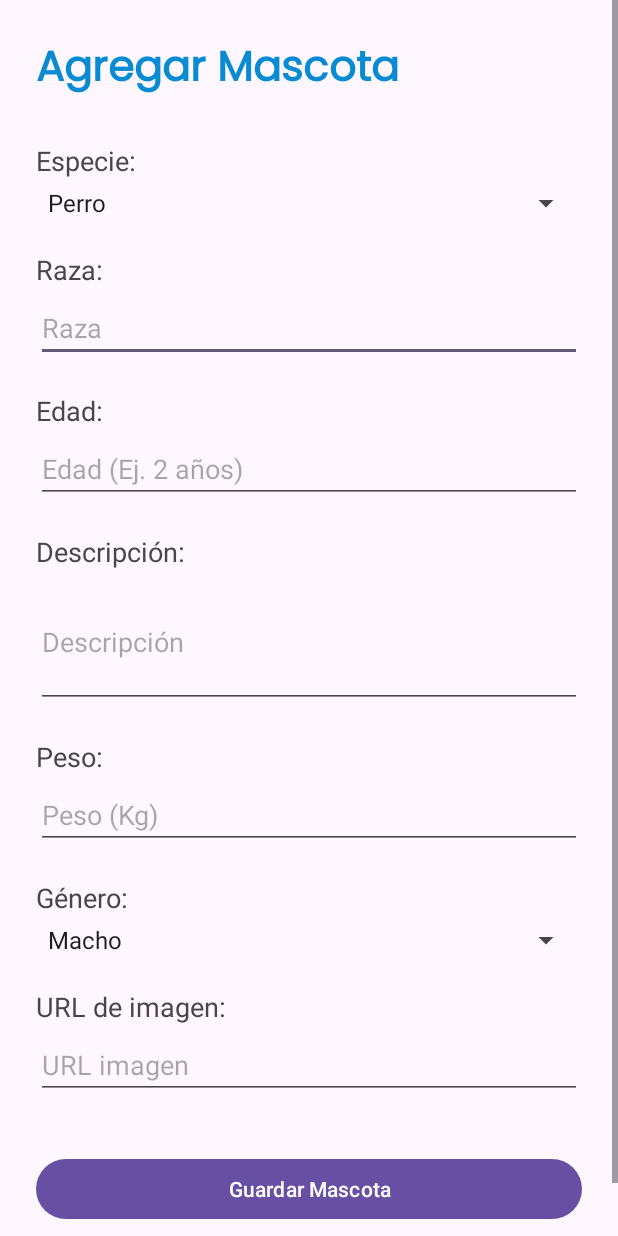
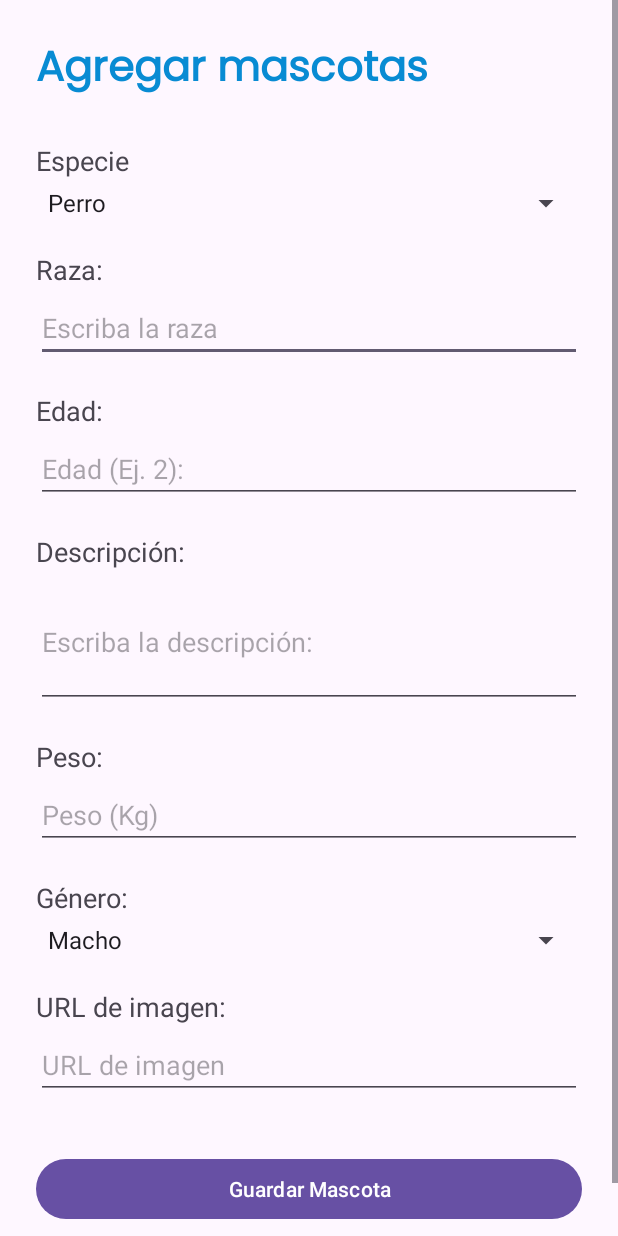
Before and after one commit to ChristopherVelez/ProyectoAdopcion, an Android app: the AddMascotaActivity screen opened directly, with no data from a screen before it, on a phone screen of 412 x 824 dp. Run offline under Robolectric (Android 15) with nearby library versions, the phone set to English and light mode, and no system bars.

Commit message:
String agregados

```diff
--- a/app/src/main/java/com/example/proyectoadopcion/MainActivity.kt
+++ b/app/src/main/java/com/example/proyectoadopcion/MainActivity.kt
@@ -42,7 +42,6 @@ class MainActivity : AppCompatActivity() {
 
 
 
-
         ViewCompat.setOnApplyWindowInsetsListener(findViewById(R.id.main)) { v, insets ->
             val systemBars = insets.getInsets(WindowInsetsCompat.Type.systemBars())
             v.setPadding(systemBars.left, systemBars.top, systemBars.right, systemBars.bottom)
--- a/app/src/main/res/layout/activity_add_mascota.xml
+++ b/app/src/main/res/layout/activity_add_mascota.xml
@@ -19,7 +19,7 @@
             android:layout_width="match_parent"
             android:layout_height="wrap_content"
             android:fontFamily="@font/poppins"
-            android:text="Agregar Mascota"
+            android:text="@string/addmascota"
             android:textColor="@color/ug"
             android:textSize="28sp"
             android:textStyle="bold"
@@ -28,7 +28,7 @@
         <TextView
             android:layout_width="wrap_content"
             android:layout_height="wrap_content"
-            android:text="Especie:"
+            android:text="@string/especie"
             android:textSize="18sp"
             android:layout_marginBottom="4dp" />
 
@@ -41,7 +41,7 @@
         <TextView
             android:layout_width="wrap_content"
             android:layout_height="wrap_content"
-            android:text="Raza:"
+            android:text="@string/raza_label"
             android:textSize="18sp"
             android:layout_marginBottom="4dp" />
 
@@ -49,14 +49,14 @@
             android:id="@+id/etRaza"
             android:layout_width="match_parent"
             android:layout_height="wrap_content"
-            android:hint="Raza"
+            android:hint="@string/raza_hin"
             android:inputType="text"
             android:layout_marginBottom="20dp" />
 
         <TextView
             android:layout_width="wrap_content"
             android:layout_height="wrap_content"
-            android:text="Edad:"
+            android:text="@string/edad_label"
             android:textSize="18sp"
             android:layout_marginBottom="4dp" />
 
@@ -64,14 +64,14 @@
             android:id="@+id/etEdad"
             android:layout_width="match_parent"
             android:layout_height="wrap_content"
-            android:hint="Edad (Ej. 2 años)"
+            android:hint="@string/edad_hin"
             android:inputType="text"
             android:layout_marginBottom="20dp" />
 
         <TextView
             android:layout_width="wrap_content"
             android:layout_height="wrap_content"
-            android:text="Descripción:"
+            android:text="@string/descripcion_label"
             android:textSize="18sp"
             android:layout_marginBottom="4dp" />
 
@@ -79,7 +79,7 @@
             android:id="@+id/etDescripcion"
             android:layout_width="match_parent"
             android:layout_height="wrap_content"
-            android:hint="Descripción"
+            android:hint="@string/descripcion_hin"
             android:inputType="textMultiLine"
             android:minLines="3"
             android:maxLines="5"
@@ -88,7 +88,7 @@
         <TextView
             android:layout_width="wrap_content"
             android:layout_height="wrap_content"
-            android:text="Peso:"
+            android:text="@string/peso_label"
             android:textSize="18sp"
             android:layout_marginBottom="4dp" />
 
@@ -96,14 +96,14 @@
             android:id="@+id/etPeso"
             android:layout_width="match_parent"
             android:layout_height="wrap_content"
-            android:hint="Peso (Kg)"
+            android:hint="@string/peso_hin"
             android:inputType="numberDecimal"
             android:layout_marginBottom="20dp" />
 
         <TextView
             android:layout_width="wrap_content"
             android:layout_height="wrap_content"
-            android:text="Género:"
+            android:text="@string/genero_label"
             android:textSize="18sp"
             android:layout_marginBottom="4dp" />
 
@@ -116,7 +116,7 @@
         <TextView
             android:layout_width="wrap_content"
             android:layout_height="wrap_content"
-            android:text="URL de imagen:"
+            android:text="@string/url_label"
             android:textSize="18sp"
             android:layout_marginBottom="4dp" />
 
@@ -124,14 +124,14 @@
             android:id="@+id/etUrlImg"
             android:layout_width="match_parent"
             android:layout_height="wrap_content"
-            android:hint="URL imagen"
+            android:hint="@string/url_hin"
             android:inputType="textUri"
             android:layout_marginBottom="20dp" />
         <Button
             android:id="@+id/btnGuardar"
             android:layout_width="match_parent"
             android:layout_height="wrap_content"
-            android:text="Guardar Mascota"
+            android:text="@string/save_mascota"
             android:layout_marginTop="16dp"
             android:layout_marginBottom="20dp" />
 
--- a/app/src/main/res/layout/activity_inicio.xml
+++ b/app/src/main/res/layout/activity_inicio.xml
@@ -15,7 +15,7 @@
         android:layout_marginStart="18dp"
         android:layout_marginTop="18dp"
         android:fontFamily="@font/poppins"
-        android:text="Mascotas"
+        android:text="@string/mascotas"
         android:textSize="24sp"
         android:textColor="@color/ug"
         app:layout_constraintStart_toStartOf="parent"
--- a/app/src/main/res/values/strings.xml
+++ b/app/src/main/res/values/strings.xml
@@ -1,3 +1,38 @@
 <resources>
     <string name="app_name">ProyectoAdopcion</string>
+    <string name="mascotas">Mascotas</string>
+    <string name="addmascota">Agregar mascotas</string>
+    <string name="especie">Especie</string>
+    <string name="raza_label">Raza:</string>
+    <string name="raza_hin">Escriba la raza</string>
+
+    <string name="edad_label">Edad:</string>
+    <string name="edad_hin">Edad (Ej. 2):</string>
+    <string name="descripcion_label">Descripción:</string>
+    <string name="descripcion_hin">Escriba la descripción:</string>
+    <string name="peso_label">Peso:</string>
+    <string name="peso_hin">Peso (Kg)</string>
+    <string name="genero_label">Género:</string>
+    <string name="url_label">URL de imagen:</string>
+    <string name="url_hin">URL de imagen</string>
+
+    <string name="save_mascota">Guardar Mascota</string>
+
+    <string name="edit_mascota">Editar Mascota</string>
+
+    <string name="iniciarsesion_label">Iniciar Sesion</string>
+    <string name="usuario_hin">Usuario</string>
+    <string name="contrasena_hin">Contraseña</string>
+    <string name="adoptar_btn">Adoptar</string>
+
+
+
+
+
+
+
+
+
+
+
 </resources>
```
Also changed, not shown: app/src/main/res/layout/activity_main.xml (+5 -5 lines), app/src/main/res/layout/activity_update.xml (+14 -14 lines), app/src/main/res/layout/mascota__item.xml (+5 -5 lines).
